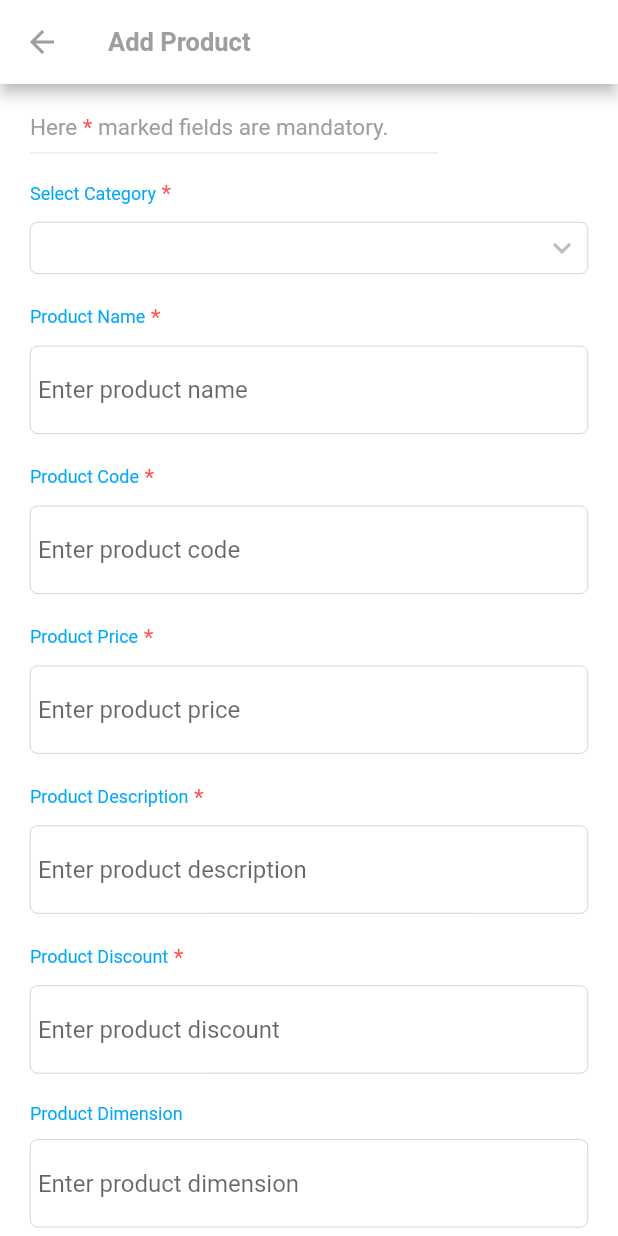
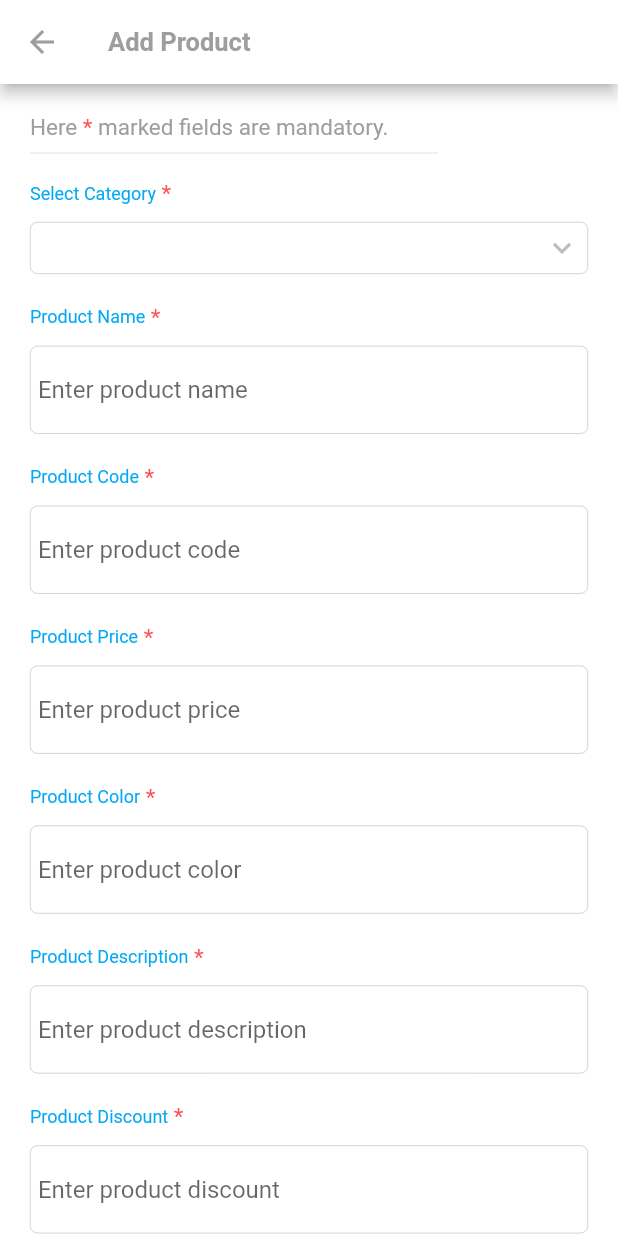
Before and after one commit to kormokerchitra/Online-Shop-Admin, a Flutter app: the AddProduct screen opened directly, on a phone screen of 412 x 824 dp. Run offline on Flutter 3.47's test engine with Material 2 defaults, Android fonts, the phone set to English and light mode, and no system bars; our stand-ins replace cached_network_image, image_picker, shared_preferences; accounts and stored records are empty; network calls fail.

Commit message:
commit 15-08-22

```diff
--- a/lib/MyProfilePage/myProfilePage.dart
+++ b/lib/MyProfilePage/myProfilePage.dart
@@ -134,6 +134,7 @@ class _MyProfilePageState extends State<MyProfilePage> {
                                           width: 0.5, color: Colors.grey)),
                                   child: TextFormField(
                                     controller: _fullNameController,
+                                    enabled: false,
                                     autofocus: false,
                                     decoration: InputDecoration(
                                       icon: const Icon(
@@ -201,6 +202,7 @@ class _MyProfilePageState extends State<MyProfilePage> {
                                           width: 0.5, color: Colors.grey)),
                                   child: TextFormField(
                                     controller: _addressController,
+                                    enabled: false,
                                     autofocus: false,
                                     decoration: InputDecoration(
                                       icon: const Icon(
--- a/lib/ProductList/addProduct.dart
+++ b/lib/ProductList/addProduct.dart
@@ -19,6 +19,7 @@ class _AddProductState extends State<AddProduct> {
   TextEditingController proddesController = new TextEditingController();
   TextEditingController proddiscController = new TextEditingController();
   TextEditingController proddiscdateController = new TextEditingController();
+  TextEditingController prodcolorController = new TextEditingController();
   TextEditingController proddimController = new TextEditingController();
   TextEditingController prodsizeController = new TextEditingController();
   TextEditingController prodshipController = new TextEditingController();
@@ -100,6 +101,8 @@ class _AddProductState extends State<AddProduct> {
       showAlert("Product code field is blank");
     } else if (prodpriceController.text.isEmpty) {
       showAlert("Product price field is blank");
+    } else if (prodcolorController.text.isEmpty) {
+      showAlert("Product color field is blank");
     } else if (proddesController.text.isEmpty) {
       showAlert("Product description field is blank");
     } else if (proddiscController.text.isEmpty) {
@@ -124,6 +127,7 @@ class _AddProductState extends State<AddProduct> {
         "product_price": prodpriceController.text,
         "prod_discount": proddiscController.text,
         "prod_disc_date": proddiscdateController.text,
+        "prod_color": prodcolorController.text,
         "prod_description": proddesController.text,
         "prod_dimension": proddimController.text,
         "product_size": prodsizeController.text,
@@ -148,6 +152,7 @@ class _AddProductState extends State<AddProduct> {
         proddesController.clear();
         proddiscController.clear();
         proddiscdateController.clear();
+        prodcolorController.clear();
         proddimController.clear();
         prodsizeController.clear();
         prodshipController.clear();
@@ -370,6 +375,33 @@ class _AddProductState extends State<AddProduct> {
                   controller: prodpriceController,
                   decoration: InputDecoration(
                       hintText: "Enter product price",
+                      border: InputBorder.none),
+                ),
+              ),
+              Container(
+                  margin: EdgeInsets.only(top: 20),
+                  child: Row(
+                    children: [
+                      Text(
+                        "Product Color",
+                        style: TextStyle(color: subheader, fontSize: 12),
+                      ),
+                      Text(
+                        " *",
+                        style: TextStyle(color: Colors.redAccent, fontSize: 15),
+                      ),
+                    ],
+                  )),
+              Container(
+                padding: EdgeInsets.all(5),
+                margin: EdgeInsets.only(top: 10),
+                decoration: BoxDecoration(
+                    border: Border.all(width: 0.3, color: Colors.grey),
+                    borderRadius: BorderRadius.circular(5)),
+                child: TextField(
+                  controller: prodcolorController,
+                  decoration: InputDecoration(
+                      hintText: "Enter product color",
                       border: InputBorder.none),
                 ),
               ),
--- a/lib/ProductList/editproduct.dart
+++ b/lib/ProductList/editproduct.dart
@@ -23,6 +23,7 @@ class _EditProductState extends State<EditProduct> {
   TextEditingController prodnameEditController = new TextEditingController();
   TextEditingController prodcodeEditController = new TextEditingController();
   TextEditingController prodpriceEditController = new TextEditingController();
+  TextEditingController prodcolorEditController = new TextEditingController();
   TextEditingController proddesEditController = new TextEditingController();
   TextEditingController proddimEditController = new TextEditingController();
   TextEditingController prodsizeEditController = new TextEditingController();
@@ -50,6 +51,7 @@ class _EditProductState extends State<EditProduct> {
       prodnameEditController.text = widget.prod_item["product_name"];
       prodcodeEditController.text = widget.prod_item["product_code"];
       prodpriceEditController.text = widget.prod_item["product_price"];
+      prodcolorEditController.text = widget.prod_item["prod_color"];
       proddesEditController.text = widget.prod_item["prod_description"];
       proddimEditController.text = widget.prod_item["prod_dimension"];
       prodsizeEditController.text = widget.prod_item["product_size"];
@@ -109,6 +111,8 @@ class _EditProductState extends State<EditProduct> {
       showAlert("Product code field is blank");
     } else if (prodpriceEditController.text.isEmpty) {
       showAlert("Product price field is blank");
+    } else if (prodcolorEditController.text.isEmpty) {
+      showAlert("Product color field is blank");
     } else if (proddesEditController.text.isEmpty) {
       showAlert("Product description field is blank");
     } else if (prodmanufEditController.text.isEmpty) {
@@ -127,6 +131,7 @@ class _EditProductState extends State<EditProduct> {
         "product_name": prodnameEditController.text,
         "product_code": prodcodeEditController.text,
         "product_price": prodpriceEditController.text,
+        "prod_color": prodcolorEditController.text,
         "prod_description": proddesEditController.text,
         "prod_dimension": proddimEditController.text,
         "product_size": prodsizeEditController.text,
@@ -148,6 +153,7 @@ class _EditProductState extends State<EditProduct> {
           prodnameEditController.clear();
           prodcodeEditController.clear();
           prodpriceEditController.clear();
+          prodcolorEditController.clear();
           proddesEditController.clear();
           proddimEditController.clear();
           prodsizeEditController.clear();
@@ -370,6 +376,33 @@ class _EditProductState extends State<EditProduct> {
                   controller: prodpriceEditController,
                   decoration: InputDecoration(
                       hintText: "Enter product price",
+                      border: InputBorder.none),
+                ),
+              ),
+              Container(
+                margin: EdgeInsets.only(top: 20),
+                child: Row(
+                  children: [
+                    Text(
+                      "Product Color",
+                      style: TextStyle(color: subheader, fontSize: 12),
+                    ),
+                    Text(
+                      " *",
+                      style: TextStyle(color: Colors.redAccent, fontSize: 15),
+                    ),
+                  ],
+                )),
+              Container(
+                padding: EdgeInsets.all(5),
+                margin: EdgeInsets.only(top: 10),
+                decoration: BoxDecoration(
+                    border: Border.all(width: 0.3, color: Colors.grey),
+                    borderRadius: BorderRadius.circular(5)),
+                child: TextField(
+                  controller: prodcolorEditController,
+                  decoration: InputDecoration(
+                      hintText: "Enter product color",
                       border: InputBorder.none),
                 ),
               ),
--- a/lib/ProductList/productDetails.dart
+++ b/lib/ProductList/productDetails.dart
@@ -483,6 +483,24 @@ class DetailsPageState extends State<DetailsPage>
                       Row(
                         children: <Widget>[
                           Text(
+                            "Color: ",
+                            style:
+                                TextStyle(fontSize: 14, color: Colors.black45),
+                          ),
+                          Text(
+                              widget.product_info["prod_color"] == ""
+                                  ? "N/A"
+                                  : "${widget.product_info["prod_color"]}",
+                              style: TextStyle(
+                                  fontSize: 14, color: Colors.black54))
+                        ],
+                      ),
+                      SizedBox(
+                        height: 3,
+                      ),
+                      Row(
+                        children: <Widget>[
+                          Text(
                             "Stock: ",
                             style:
                                 TextStyle(fontSize: 16, color: Colors.black45),
--- a/lib/SearchPage/searchPage.dart
+++ b/lib/SearchPage/searchPage.dart
@@ -21,7 +21,7 @@ class SearchPageState extends State<SearchPage>
     with SingleTickerProviderStateMixin {
   Animation<double> animation;
   AnimationController controller;
-  String result = '';
+  String result = '', rating = "0.0";
   TextEditingController searchController = TextEditingController();
   var productBody;
   var prodList = [];
@@ -187,6 +187,8 @@ class SearchPageState extends State<SearchPage>
                                   discountAmt = Utils().getProductDiscount(
                                       prodList[index]["product_price"],
                                       prodList[index]["prod_discount"]);
+                                  double proRating = double.parse(prodList[index]["prod_rating"]);
+                                  rating = "${proRating.toStringAsFixed(2)}";
                                   return bodydata(index, img);
                                 })),
                               ),
@@ -257,7 +259,7 @@ class SearchPageState extends State<SearchPage>
                                   Container(
                                     margin: EdgeInsets.only(left: 3),
                                     child: Text(
-                                      "${prodList[index]["prod_rating"]} (${prodList[index]["rev_count"]})",
+                                      "$rating (${prodList[index]["rev_count"]})",
                                       style: TextStyle(color: Colors.grey),
                                     ),
                                   )
--- a/lib/main.dart
+++ b/lib/main.dart
@@ -16,7 +16,7 @@ Color golden = Color(0xFFCFB53B);
 bool isLoggedin = false;
 List orderList = [];
 
-String ip = "http://192.168.100.4/";
+String ip = "http://192.168.100.5/";
 //String ip = "http://192.168.43.23/";
 
 class MyApp extends StatefulWidget {
```
